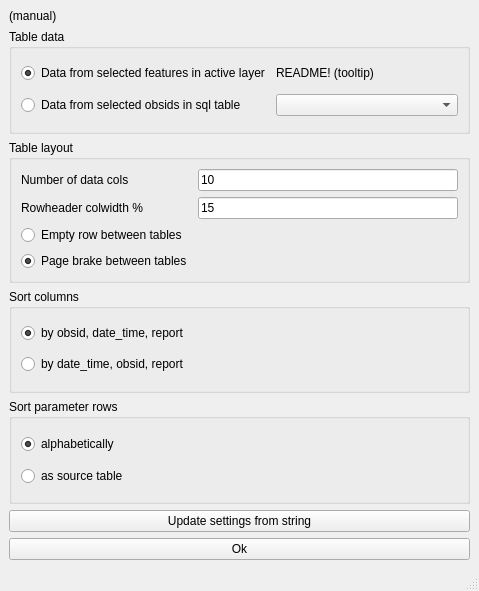
Before: the Qt Designer form ui/compact_w_qual_report.ui in jkall/qgis-midvatten-plugin, drawn with Qt 5.
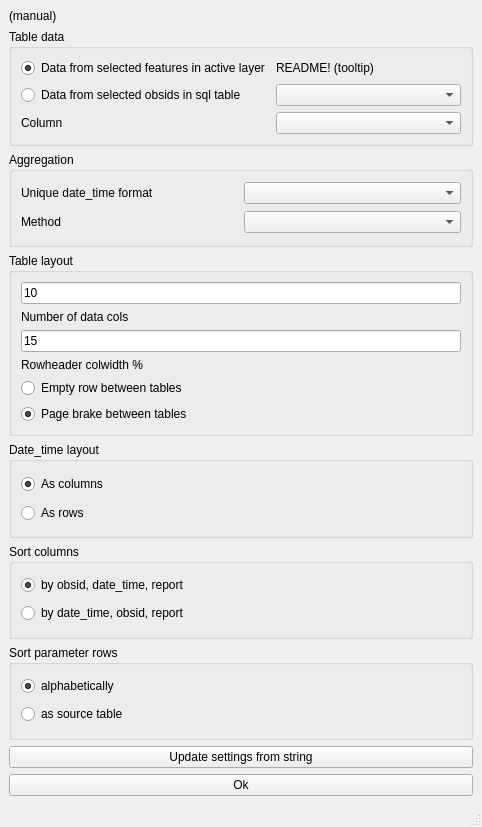
After: the same form once the commit is applied.

Commit message: Compact water quality report: Added transposed table function.

```diff
--- a/ui/compact_w_qual_report.ui
+++ b/ui/compact_w_qual_report.ui
@@ -6,8 +6,8 @@
    <rect>
     <x>0</x>
     <y>0</y>
-    <width>479</width>
-    <height>591</height>
+    <width>482</width>
+    <height>827</height>
    </rect>
   </property>
   <property name="windowTitle">
@@ -34,6 +34,13 @@
        <string>Table data</string>
       </property>
       <layout class="QGridLayout" name="gridLayout_2">
+       <item row="1" column="1">
+        <widget class="QComboBox" name="sql_table">
+         <property name="sizeAdjustPolicy">
+          <enum>QComboBox::AdjustToMinimumContentsLength</enum>
+         </property>
+        </widget>
+       </item>
        <item row="0" column="0">
         <widget class="QRadioButton" name="from_active_layer">
          <property name="toolTip">
@@ -67,12 +74,44 @@
          </property>
         </widget>
        </item>
+       <item row="2" column="0">
+        <widget class="QLabel" name="label_6">
+         <property name="text">
+          <string>Column</string>
+         </property>
+        </widget>
+       </item>
+       <item row="2" column="1">
+        <widget class="QComboBox" name="data_column"/>
+       </item>
+      </layout>
+     </widget>
+    </item>
+    <item>
+     <widget class="QGroupBox" name="groupBox_5">
+      <property name="title">
+       <string>Aggregation</string>
+      </property>
+      <layout class="QGridLayout" name="gridLayout_3">
+       <item row="0" column="0">
+        <widget class="QLabel" name="label_3">
+         <property name="text">
+          <string>Unique date_time format</string>
+         </property>
+        </widget>
+       </item>
+       <item row="0" column="1">
+        <widget class="QComboBox" name="date_time_format"/>
+       </item>
+       <item row="1" column="0">
+        <widget class="QLabel" name="label_5">
+         <property name="text">
+          <string>Method</string>
+         </property>
+        </widget>
+       </item>
        <item row="1" column="1">
-        <widget class="QComboBox" name="sql_table">
-         <property name="sizeAdjustPolicy">
-          <enum>QComboBox::AdjustToMinimumContentsLength</enum>
-         </property>
-        </widget>
+        <widget class="QComboBox" name="method"/>
        </item>
       </layout>
      </widget>
@@ -82,15 +121,8 @@
       <property name="title">
        <string>Table layout</string>
       </property>
-      <layout class="QGridLayout" name="gridLayout">
-       <item row="0" column="0">
-        <widget class="QLabel" name="label">
-         <property name="text">
-          <string>Number of data cols</string>
-         </property>
-        </widget>
-       </item>
-       <item row="0" column="1">
+      <layout class="QVBoxLayout" name="verticalLayout_4">
+       <item>
         <widget class="QLineEdit" name="num_data_cols">
          <property name="inputMethodHints">
           <set>Qt::ImhDigitsOnly</set>
@@ -100,14 +132,14 @@
          </property>
         </widget>
        </item>
-       <item row="1" column="0">
-        <widget class="QLabel" name="label_2">
+       <item>
+        <widget class="QLabel" name="label">
          <property name="text">
-          <string>Rowheader colwidth %</string>
+          <string>Number of data cols</string>
          </property>
         </widget>
        </item>
-       <item row="1" column="1">
+       <item>
         <widget class="QLineEdit" name="rowheader_colwidth_percent">
          <property name="inputMethodHints">
           <set>Qt::ImhDigitsOnly</set>
@@ -117,14 +149,21 @@
          </property>
         </widget>
        </item>
-       <item row="2" column="0">
+       <item>
+        <widget class="QLabel" name="label_2">
+         <property name="text">
+          <string>Rowheader colwidth %</string>
+         </property>
+        </widget>
+       </item>
+       <item>
         <widget class="QRadioButton" name="empty_row_between_tables">
          <property name="text">
           <string>Empty row between tables</string>
          </property>
         </widget>
        </item>
-       <item row="3" column="0">
+       <item>
         <widget class="QRadioButton" name="page_break_between_tables">
          <property name="text">
           <string>Page brake between tables</string>
@@ -137,6 +176,32 @@
       </layout>
      </widget>
     </item>
+    <item>
+     <widget class="QGroupBox" name="groupBox_6">
+      <property name="title">
+       <string>Date_time layout</string>
+      </property>
+      <layout class="QVBoxLayout" name="verticalLayout_5">
+       <item>
+        <widget class="QRadioButton" name="date_time_as_columns">
+         <property name="text">
+          <string>As columns</string>
+         </property>
+         <property name="checked">
+          <bool>true</bool>
+         </property>
+        </widget>
+       </item>
+       <item>
+        <widget class="QRadioButton" name="date_time_as_rows">
+         <property name="text">
+          <string>As rows</string>
+         </property>
+        </widget>
+       </item>
+      </layout>
+     </widget>
+    </item>
     <item>
      <widget class="QGroupBox" name="groupBox">
       <property name="title">
@@ -213,7 +278,7 @@
     <rect>
      <x>0</x>
      <y>0</y>
-     <width>479</width>
+     <width>482</width>
      <height>23</height>
     </rect>
    </property>
```
The commit also changes 1 other file.
